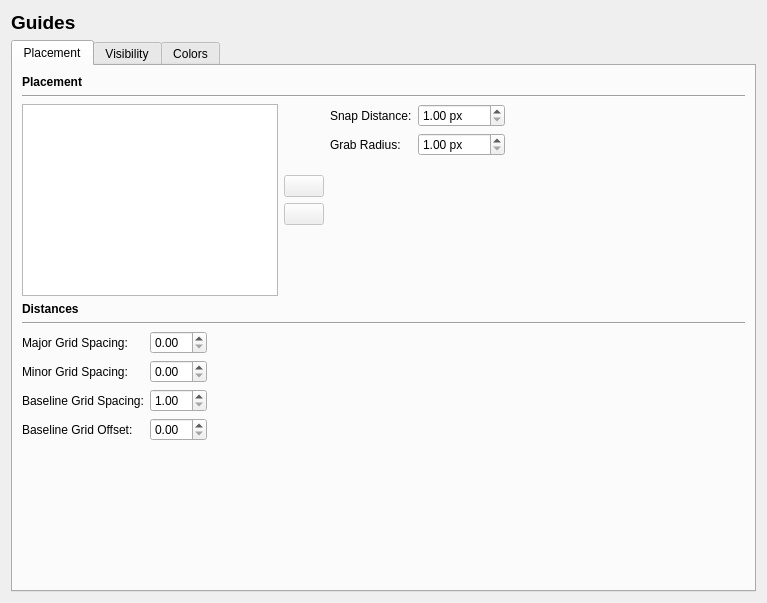
Qt form scribus/ui/prefs_guidesbase.ui (scribusproject/scribus) before a commit.
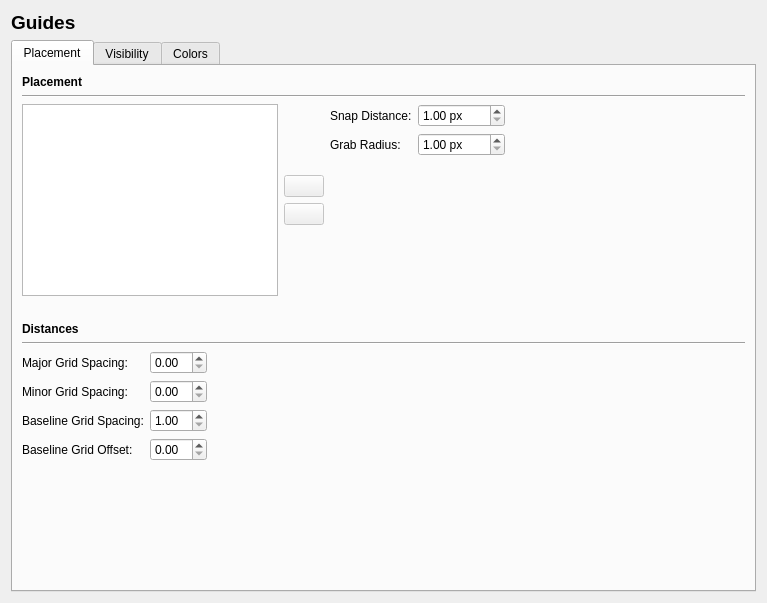
The same form after that commit. Custom widgets are drawn as their Qt base class.

Commit message: #14450: Add missing vertical spacers in File > Document Setup dialog <FirasH>

Patch:
```diff
--- a/scribus/ui/prefs_guidesbase.ui
+++ b/scribus/ui/prefs_guidesbase.ui
@@ -224,6 +224,22 @@
          </item>
         </layout>
        </item>
+       <item>
+        <spacer name="verticalSpacer_4">
+         <property name="orientation">
+          <enum>Qt::Vertical</enum>
+         </property>
+         <property name="sizeType">
+          <enum>QSizePolicy::Fixed</enum>
+         </property>
+         <property name="sizeHint" stdset="0">
+          <size>
+           <width>20</width>
+           <height>20</height>
+          </size>
+         </property>
+        </spacer>
+       </item>
        <item>
         <widget class="QLabel" name="label_7">
          <property name="font">
```
The commit also changes 1 other file.
